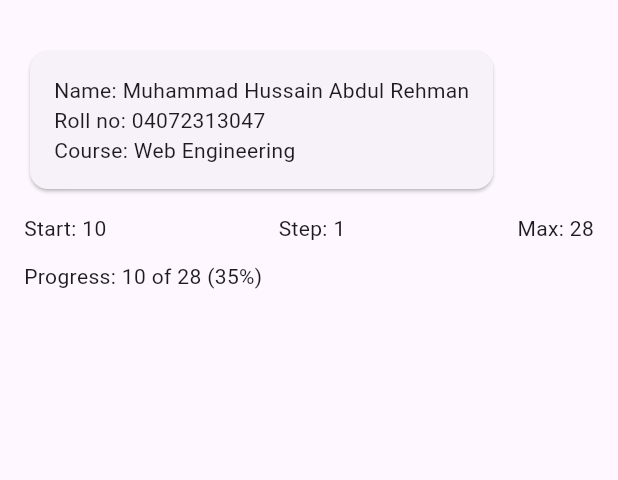
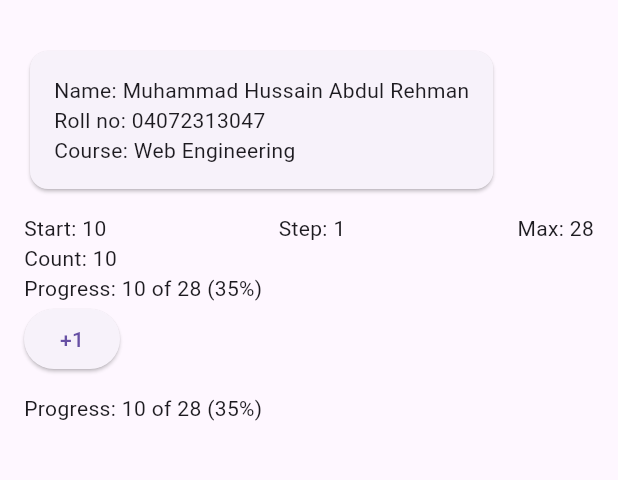
Before and after one commit to AbRehman17/Mobile-Application-Development-, a Flutter app: the screen it shows after launch, on a phone screen of 412 x 824 dp, the part 63-543 px from its top. Run offline on Flutter 3.47's test engine with Material 3 defaults, Android fonts, the phone set to English and light mode, and no system bars.

Commit message:
Flutter LAb Startup: Step 5

```diff
--- a/Flutter_startup_lab5/flutter_lab_startter/lib/main.dart
+++ b/Flutter_startup_lab5/flutter_lab_startter/lib/main.dart
@@ -69,11 +69,53 @@ class HomePage extends StatelessWidget {
                 Text('Max: $maxCount', key: const Key('info-max')),
               ],
             ),
+            const Tally(),
             SizedBox(height: 12),
             GoalBanner(count: startCount, max: maxCount),
           ],
         ),
       ),
+    );
+  }
+}
+
+class Tally extends StatefulWidget {
+  const Tally({super.key});
+  @override
+  State<Tally> createState() => _TallyState();
+}
+
+class _TallyState extends State<Tally> {
+  int _count = startCount;
+  // void _increment() {
+  //   setState(() {
+  //     _count++;
+  //   });
+  // }
+
+  void _plus() {
+    setState(() {
+      _count += stepSize;
+    });
+  }
+
+  @override
+  Widget build(BuildContext context) {
+    return Column(
+      crossAxisAlignment: CrossAxisAlignment.start,
+      children: [
+        Text('Count: $_count', key: const Key('count')),
+        GoalBanner(count: _count, max: maxCount),
+        Row(
+          children: [
+            ElevatedButton(
+              key: const Key('plus'),
+              onPressed: _plus,
+              child: Text('+$stepSize'),
+            ),
+          ],
+        ),
+      ],
     );
   }
 }
--- a/Flutter_startup_lab5/output.txt
+++ b/Flutter_startup_lab5/output.txt
@@ -19,3 +19,5 @@ TASK 3:
 Task 4:
 =>GoalBanner does not need setState() because it is a StatelessWidget and its count and max values are provided through its constructor. To show a new count, its parent would need to update the count and rebuild GoalBanner with the new value.
 Task 5:
+=>Tally and _TallyState are separate because Tally is an immutable widget configuration, while _TallyState stores and updates the changing count.
+Task6:
```
